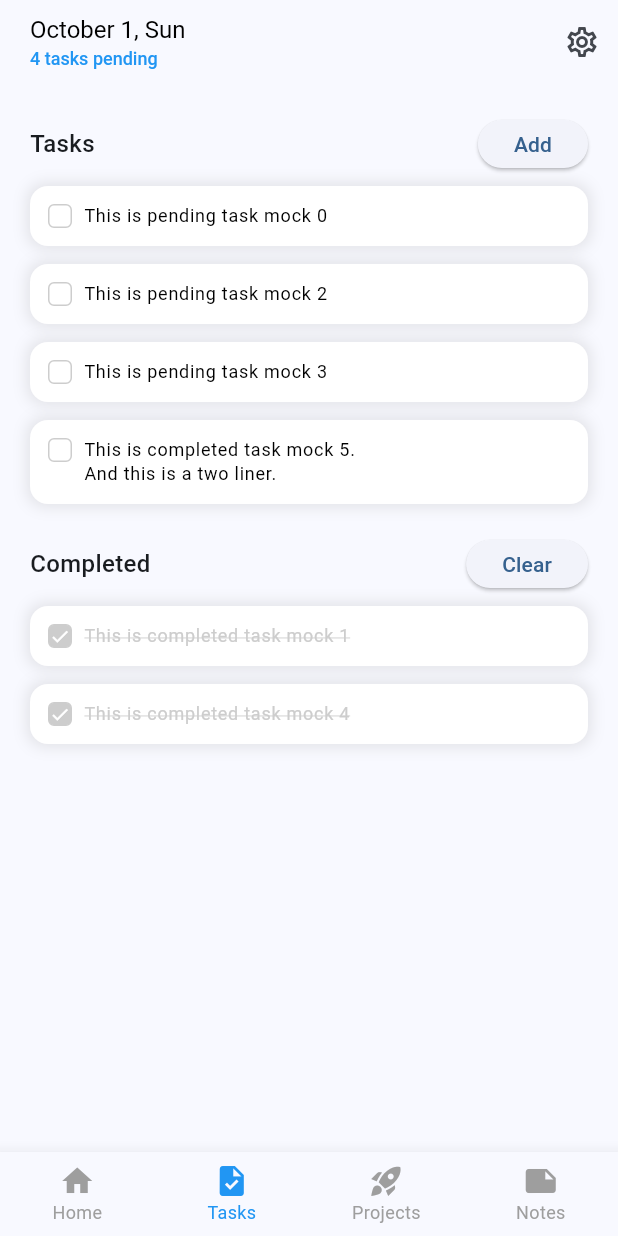
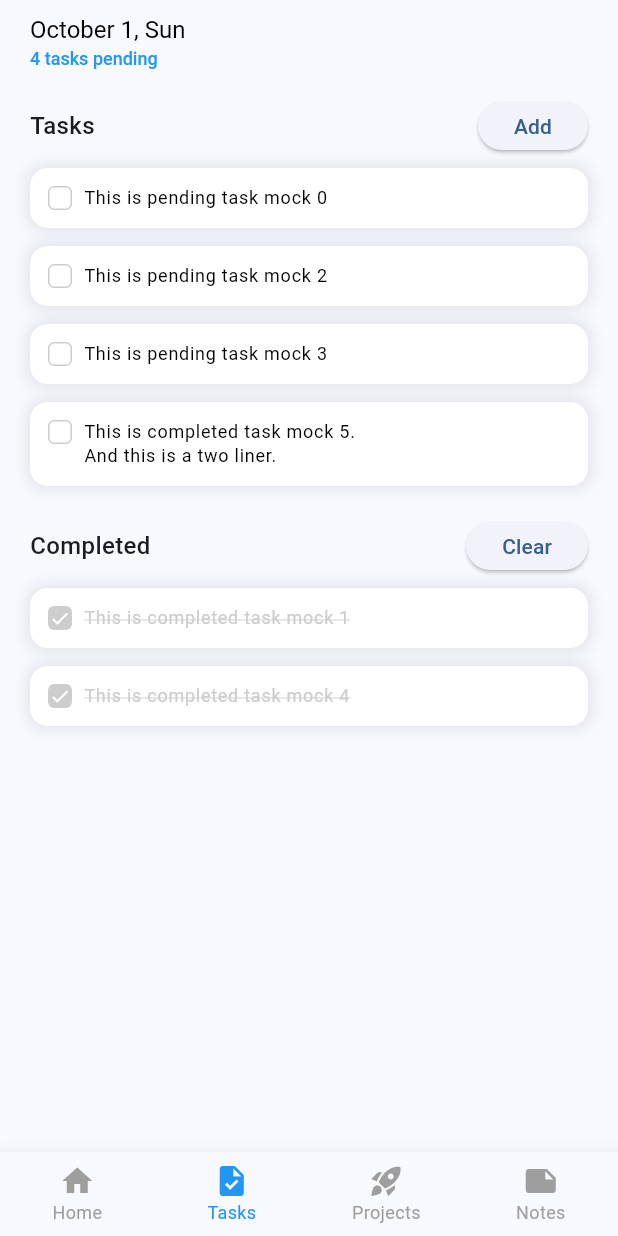
Before and after one commit to jeaniecho/organizly_app, a Flutter app: the screen it shows after launch, item 2 of the bottom bar chosen, on a phone screen of 412 x 824 dp. Run offline on Flutter 3.47's test engine with Material 2 defaults, Android fonts, the phone set to English and light mode, and no system bars; our stand-ins replace rxdart.

Commit message:
add task bug

```diff
--- a/lib/pages/base/home_page.dart
+++ b/lib/pages/base/home_page.dart
@@ -13,6 +13,7 @@ class HomePage extends StatelessWidget {
   @override
   Widget build(BuildContext context) {
     return const SingleChildScrollView(
+      padding: EdgeInsets.only(bottom: 24),
       child: Column(
         crossAxisAlignment: CrossAxisAlignment.start,
         children: [
--- a/lib/pages/base/note_page.dart
+++ b/lib/pages/base/note_page.dart
@@ -40,6 +40,7 @@ class NotePage extends StatelessWidget {
           notes = pinnedNotes + justNotes;
 
           return ListView.separated(
+            shrinkWrap: true,
             padding: const EdgeInsets.symmetric(horizontal: 20, vertical: 24),
             itemBuilder: (context, index) {
               NoteVM note = notes[index];
--- a/lib/pages/base/task_page.dart
+++ b/lib/pages/base/task_page.dart
@@ -11,9 +11,10 @@ class TaskPage extends StatelessWidget {
   Widget build(BuildContext context) {
     TaskBloc taskBloc = context.read<TaskBloc>();
 
-    return const SingleChildScrollView(
-      padding: EdgeInsets.symmetric(horizontal: 20, vertical: 24),
-      child: Column(
+    return SingleChildScrollView(
+      padding: const EdgeInsets.symmetric(horizontal: 20, vertical: 12)
+          .copyWith(bottom: 24),
+      child: const Column(
         crossAxisAlignment: CrossAxisAlignment.start,
         children: [
           PendingTasks(),
@@ -50,14 +51,12 @@ class PendingTasks extends StatelessWidget {
               child: ElevatedButton(
                 onPressed: () {
                   FocusNode focusNode = FocusNode();
-                  taskBloc.addTask(
-                    TaskVM(
-                      id: DateTime.now().millisecondsSinceEpoch,
-                      completed: false,
-                      text: '',
-                      focusNode: focusNode,
-                    ),
-                  );
+                  taskBloc.addTask(TaskVM(
+                    id: DateTime.now().millisecondsSinceEpoch,
+                    completed: false,
+                    text: '',
+                    focusNode: focusNode,
+                  ));
                   focusNode.requestFocus();
                 },
                 child: const Text('Add'),
@@ -92,7 +91,7 @@ class PendingTasks extends StatelessWidget {
               return ListView.separated(
                 shrinkWrap: true,
                 physics: const NeverScrollableScrollPhysics(),
-                itemBuilder: ((context, index) {
+                itemBuilder: (context, index) {
                   TaskVM task = tasks[index];
 
                   return LayoutBuilder(builder: (context, constraints) {
@@ -104,10 +103,10 @@ class PendingTasks extends StatelessWidget {
                       remove: () => taskBloc.removeTask(task),
                     );
                   });
-                }),
-                separatorBuilder: ((context, index) {
+                },
+                separatorBuilder: (context, index) {
                   return const SizedBox(height: 12);
-                }),
+                },
                 itemCount: tasks.length,
               );
             })
--- a/lib/pages/base_page.dart
+++ b/lib/pages/base_page.dart
@@ -1,9 +1,11 @@
 import 'package:flutter/material.dart';
+import 'package:flutter/services.dart';
 import 'package:intl/intl.dart';
 import 'package:provider/provider.dart';
 import 'package:what_to_do/blocs/app_bloc.dart';
 import 'package:what_to_do/blocs/note_bloc.dart';
 import 'package:what_to_do/blocs/task_bloc.dart';
+import 'package:what_to_do/models/note_model.dart';
 import 'package:what_to_do/models/task_model.dart';
 import 'package:what_to_do/pages/pages.dart';
 
@@ -47,7 +49,9 @@ class BasePage extends StatelessWidget {
                             tasks.where((element) => !element.completed).length;
 
                         return Text(
-                          '$pendingCount tasks pending',
+                          pendingCount == 0
+                              ? 'All tasks completed'
+                              : '$pendingCount task${pendingCount == 1 ? '' : 's'} pending',
                           style: const TextStyle(
                             color: Colors.blue,
                             fontSize: 12,
@@ -59,12 +63,43 @@ class BasePage extends StatelessWidget {
               ),
               centerTitle: false,
               actions: [
-                IconButton(
-                    onPressed: () {},
-                    icon: const Icon(
-                      Icons.settings_outlined,
-                      size: 24,
-                    ))
+                if (bottomIndex != 1)
+                  IconButton(
+                      onPressed: () {
+                        HapticFeedback.selectionClick();
+                        if (bottomIndex == 0) {
+                          // settings page
+                        } else if (bottomIndex == 1) {
+                          // FocusNode focusNode = FocusNode();
+                          // taskBloc.addTask(TaskVM(
+                          //   id: DateTime.now().millisecondsSinceEpoch,
+                          //   completed: false,
+                          //   text: '',
+                          //   focusNode: focusNode,
+                          // ));
+                          // focusNode.requestFocus();
+                        } else if (bottomIndex == 2) {
+                          // add project
+                        } else if (bottomIndex == 3) {
+                          DateTime now = DateTime.now();
+                          FocusNode focusNode = FocusNode();
+                          noteBloc.addNote(NoteVM(
+                            id: now.millisecondsSinceEpoch,
+                            pinned: false,
+                            text: '',
+                            dateTime: now,
+                            focusNode: focusNode,
+                          ));
+                          focusNode.requestFocus();
+                        }
+                      },
+                      icon: Icon(
+                        bottomIndex == 0
+                            ? Icons.settings_outlined
+                            : Icons.add_box,
+                        size: bottomIndex == 0 ? 24 : 32,
+                        color: bottomIndex == 0 ? null : Colors.blue,
+                      ))
               ],
             ),
             body: IndexedStack(
@@ -90,7 +125,10 @@ class BasePage extends StatelessWidget {
             ),
             bottomNavigationBar: BottomNavigationBar(
               currentIndex: bottomIndex,
-              onTap: (int index) => appBloc.setBottomIndex(index),
+              onTap: (int index) {
+                HapticFeedback.selectionClick();
+                appBloc.setBottomIndex(index);
+              },
               selectedItemColor: Colors.blue,
               unselectedItemColor: Colors.grey,
               selectedFontSize: 12,
--- a/lib/widgets/task_box.dart
+++ b/lib/widgets/task_box.dart
@@ -24,8 +24,7 @@ class TaskBox extends StatelessWidget {
     textController.selection =
         TextSelection.collapsed(offset: textController.text.length);
 
-    return GestureDetector(
-      child: Container(
+    return Container(
       width: boxWidth,
       padding: const EdgeInsets.all(12),
       decoration: BoxDecoration(
@@ -72,14 +71,16 @@ class TaskBox extends StatelessWidget {
                 color: task.completed ? completedColor : Colors.black,
                 fontSize: 12,
                 height: 1.3,
-                  decoration:
-                      task.completed ? TextDecoration.lineThrough : null,
+                decoration: task.completed ? TextDecoration.lineThrough : null,
                 decorationColor: completedColor,
               ),
               minLines: 1,
               maxLines: 5,
               keyboardType: TextInputType.text,
               onSubmitted: edit,
+              onChanged: (value) {
+                textController.text = value;
+              },
               onTapOutside: (event) {
                 FocusScope.of(context).unfocus();
 
@@ -98,7 +99,6 @@ class TaskBox extends StatelessWidget {
           ),
         ],
       ),
-      ),
     );
   }
 }
```
Lines whose indentation alone changed are shown as unchanged.
